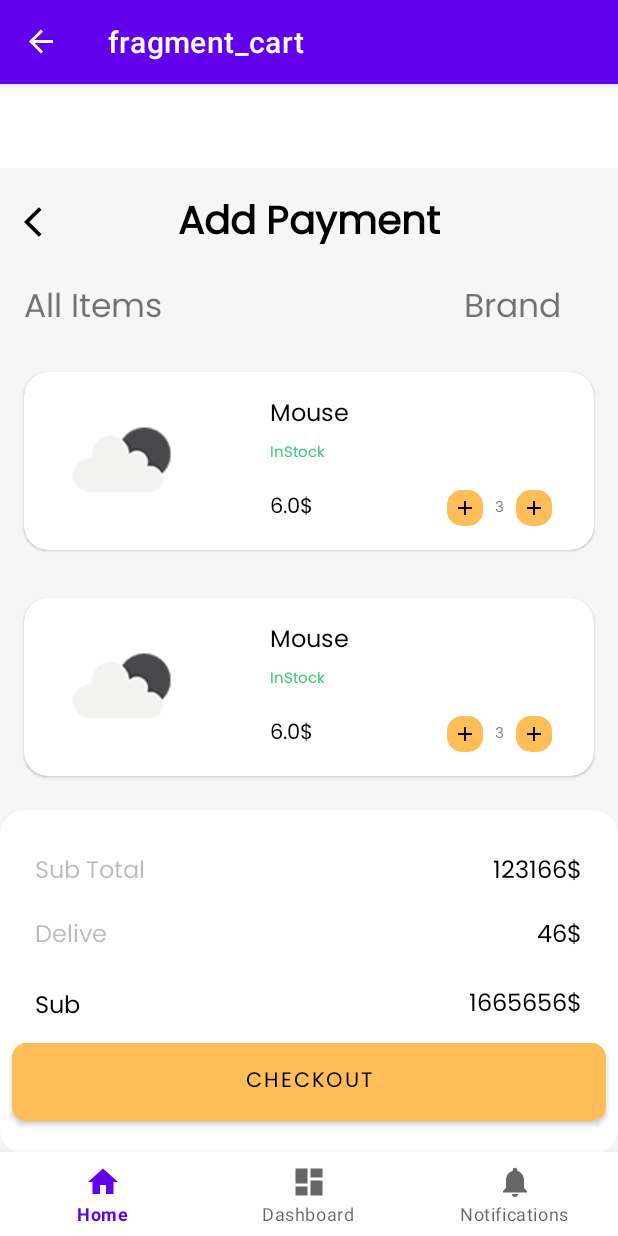
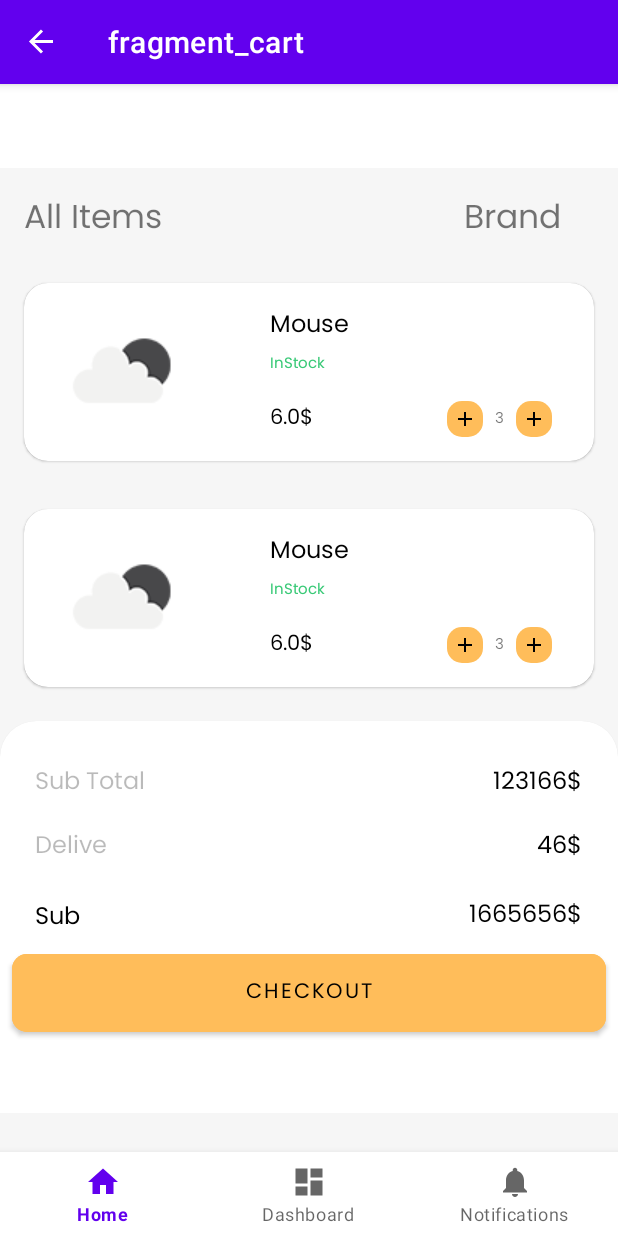
Before and after one commit to MohabElziny/Ebuy, an Android app: the screen it shows after launch (MainActivity), on a phone screen of 412 x 824 dp. Run offline under Robolectric (Android 15) with nearby library versions, the phone set to English and light mode, and no system bars; our stand-ins replace navigation-ui.

Commit message:
remove tool bar from cart screen

```diff
--- a/app/src/main/res/layout/fragment_cart.xml
+++ b/app/src/main/res/layout/fragment_cart.xml
@@ -9,52 +9,7 @@
     android:background="@color/backgroundColor"
     tools:context=".cart_screen.view.CartFragment">
 
-    <androidx.constraintlayout.widget.ConstraintLayout
-        android:id="@+id/constrain_tool_bar"
-        android:layout_width="match_parent"
-        android:layout_height="0dp"
-        app:layout_constraintEnd_toEndOf="parent"
-        app:layout_constraintHorizontal_bias="0.0"
-        app:layout_constraintStart_toStartOf="parent"
-        app:layout_constraintTop_toTopOf="parent">
 
-
-        <androidx.appcompat.widget.Toolbar
-            android:id="@+id/toolbar"
-            android:layout_width="match_parent"
-            android:layout_height="?actionBarSize"
-            android:minHeight="?attr/actionBarSize"
-            android:theme="?attr/actionBarTheme"
-            app:layout_constraintEnd_toEndOf="parent"
-            app:layout_constraintStart_toStartOf="parent"
-            app:layout_constraintTop_toTopOf="parent" />
-
-        <ImageView
-            android:id="@+id/imageView2"
-            android:layout_width="wrap_content"
-            android:layout_height="wrap_content"
-            android:layout_marginStart="16dp"
-            android:layout_marginTop="-4dp"
-            android:src="@drawable/ic_baseline_arrow_back_ios_24"
-            app:layout_constraintBottom_toBottomOf="@+id/textView9"
-            app:layout_constraintStart_toStartOf="parent"
-            app:layout_constraintTop_toTopOf="@+id/textView9" />
-
-        <TextView
-            android:id="@+id/textView9"
-            style="@style/fontBoldStyle"
-            android:layout_width="wrap_content"
-            android:layout_height="wrap_content"
-            android:layout_marginTop="16dp"
-            android:text="@string/add_payment"
-            android:textSize="@dimen/fontHeading1"
-            app:layout_constraintBottom_toBottomOf="parent"
-            app:layout_constraintEnd_toEndOf="parent"
-            app:layout_constraintHorizontal_bias="0.5"
-            app:layout_constraintStart_toStartOf="parent"
-            app:layout_constraintTop_toTopOf="parent" />
-
-    </androidx.constraintlayout.widget.ConstraintLayout>
 
     <ScrollView
         android:id="@+id/scroll_bottom"
@@ -64,7 +19,7 @@
         app:layout_constraintEnd_toEndOf="parent"
         app:layout_constraintHorizontal_bias="0.049"
         app:layout_constraintStart_toStartOf="parent"
-        app:layout_constraintTop_toBottomOf="@+id/constrain_tool_bar">
+        app:layout_constraintTop_toTopOf="parent">
 
         <androidx.constraintlayout.widget.ConstraintLayout
             android:id="@+id/constrain_bottom"
@@ -125,8 +80,8 @@
                 android:layout_width="0dp"
                 android:layout_height="match_parent"
                 android:layout_marginTop="8dp"
-                android:layout_marginBottom="32dp"
-                app:cardCornerRadius="16dp"
+                android:layout_marginBottom="-24dp"
+                app:cardCornerRadius="24dp"
                 app:layout_constraintBottom_toBottomOf="parent"
                 app:layout_constraintEnd_toEndOf="parent"
                 app:layout_constraintStart_toStartOf="parent"
@@ -137,7 +92,7 @@
                     android:layout_width="match_parent"
                     android:layout_height="match_parent"
                     android:layout_marginTop="16dp"
-                    android:layout_marginBottom="8dp"
+                    android:layout_marginBottom="64dp"
                     app:layout_constraintBottom_toBottomOf="parent"
                     app:layout_constraintEnd_toEndOf="parent"
                     app:layout_constraintStart_toStartOf="parent"
```
